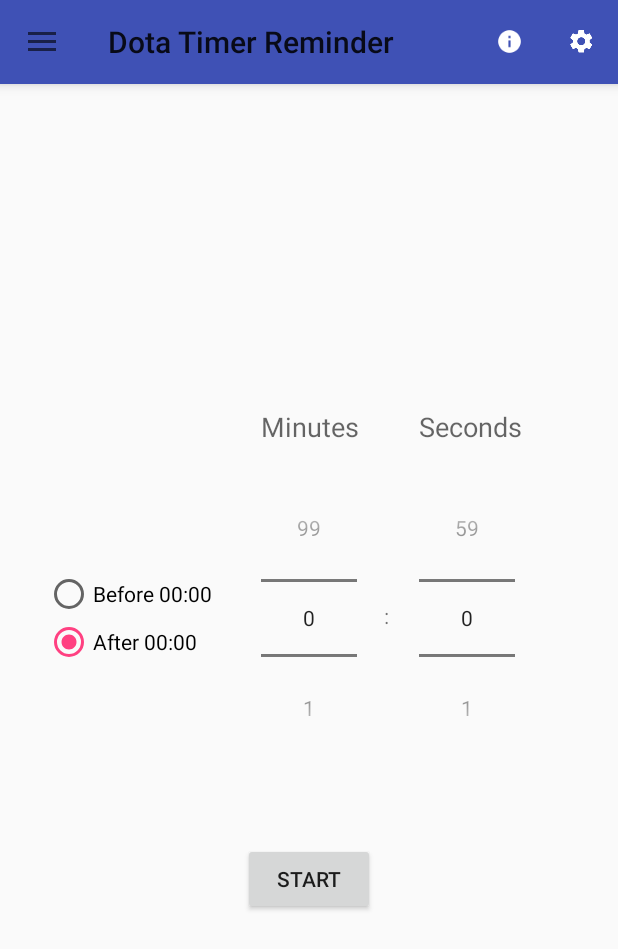
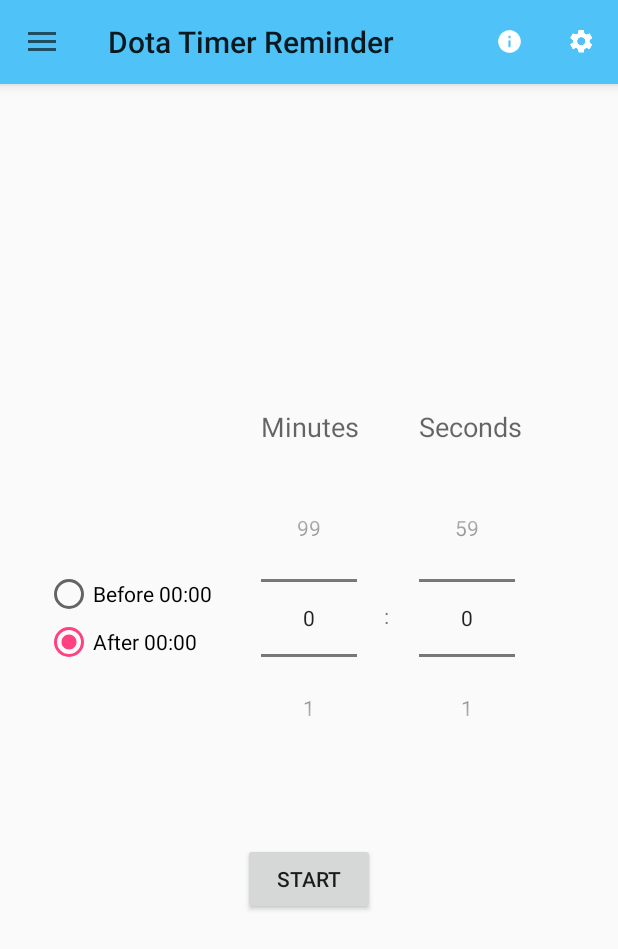
Before and after one commit to jimzhaozhengwang/DOTA-2-Timing-Reminder, an Android app: the screen it shows after launch (MainActivity), on a phone screen of 412 x 824 dp. Shown: the top 949 px of the screen. Run offline under Robolectric (Android 15) with nearby library versions, the phone set to English and light mode, and no system bars.

Commit message:
updated launcher icon and colors

```diff
--- a/app/src/main/res/values/colors.xml
+++ b/app/src/main/res/values/colors.xml
@@ -1,7 +1,7 @@
 <?xml version="1.0" encoding="utf-8"?>
 <resources>
-    <color name="colorPrimary">#3F51B5</color>
-    <color name="colorPrimaryDark">#303F9F</color>
+    <color name="colorPrimary">#4fc3f7</color>
+    <color name="colorPrimaryDark">#03a9f4</color>
     <color name="colorAccent">#FF4081</color>
     <color name="colorBlack">#000000</color>
     <color name="colorWhite">#FFFFFF</color>
```
Also changed, not shown: app/src/main/ic_launcher-web.png (added), app/src/main/res/mipmap-hdpi/ic_launcher.png, app/src/main/res/mipmap-hdpi/ic_launcher_old.png (added), app/src/main/res/mipmap-mdpi/ic_launcher.png, app/src/main/res/mipmap-mdpi/ic_launcher_old.png (added), app/src/main/res/mipmap-xhdpi/ic_launcher.png, app/src/main/res/mipmap-xhdpi/ic_launcher_old.png (added), app/src/main/res/mipmap-xxhdpi/ic_launcher.png, app/src/main/res/mipmap-xxhdpi/ic_launcher_old.png (added), app/src/main/res/mipmap-xxxhdpi/ic_launcher.png, app/src/main/res/mipmap-xxxhdpi/ic_launcher_old.png (added), 2 other files.
